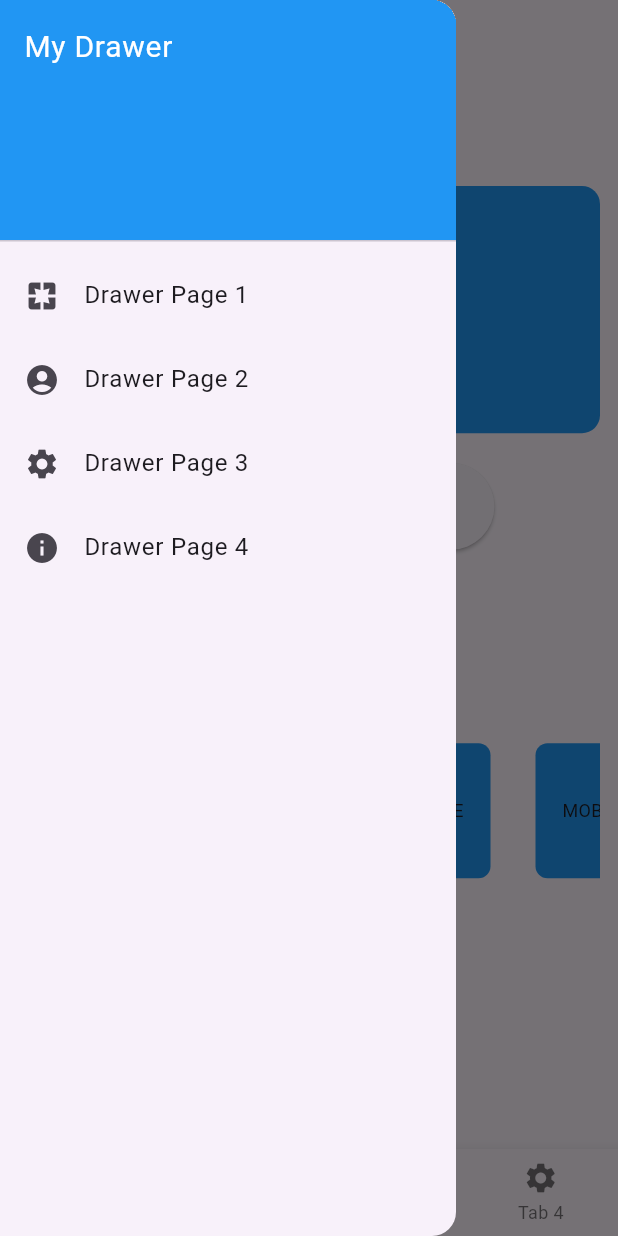
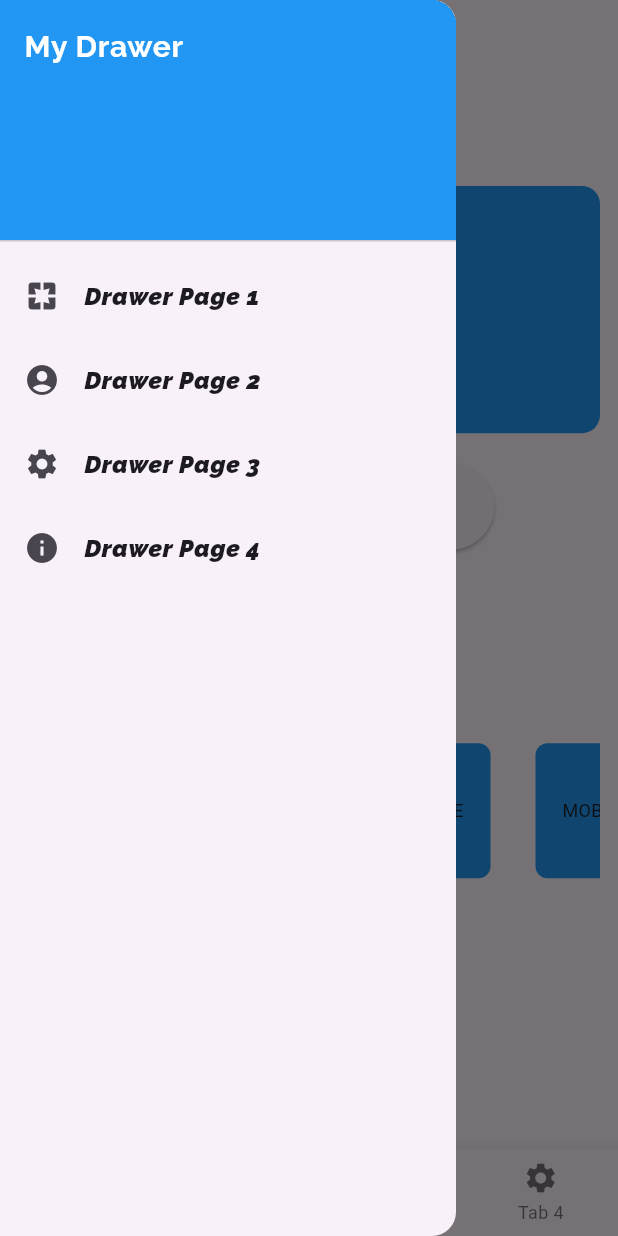
Before and after one commit to Dikshit94189/flutterui, a Flutter app: the screen it shows after launch, with the side drawer open, on a phone screen of 412 x 824 dp. Run offline on Flutter 3.47's test engine with Material 3 defaults, Android fonts, the phone set to English and light mode, and no system bars.

```diff
--- a/lib/home_main.dart
+++ b/lib/home_main.dart
@@ -10,7 +10,7 @@ import 'package:flutter_ui/screens/drawer/drawer_three.dart';
 import 'package:flutter_ui/screens/drawer/drawer_two.dart';
 
 class HomePage extends StatefulWidget {
-  const HomePage({super.key});
+   HomePage({super.key});
 
   @override
   State<HomePage> createState() => _HomePageState();
@@ -20,10 +20,10 @@ class _HomePageState extends State<HomePage> {
   int _currentIndex = 0;
 
   final List<Widget> _bottomTabs = [
-    const BottomTab1(),
-    const BottomTab2(),
-    const BottomTab3(),
-    const BottomTab4(),
+     BottomTab1(),
+     BottomTab2(),
+     BottomTab3(),
+     BottomTab4(),
   ];
 
   void _onBottomNavTapped(int index) {
@@ -43,14 +43,19 @@ class _HomePageState extends State<HomePage> {
   Widget build(BuildContext context) {
     return Scaffold(
       appBar: AppBar(
-        title: const Text("Home Page"),
+        title:  Text("App Base" ,
+          style: TextStyle(
+            fontFamily: "Raleway",
+            fontWeight: FontWeight.w400
+          ),
+        ),
       ),
       body: _bottomTabs[_currentIndex],
       bottomNavigationBar: BottomNavigationBar(
         currentIndex: _currentIndex,
         onTap: _onBottomNavTapped,
         type: BottomNavigationBarType.fixed,
-        items: const [
+        items:  [
           BottomNavigationBarItem(
             icon: Icon(Icons.home),
             label: "Tab 1",
@@ -72,29 +77,48 @@ class _HomePageState extends State<HomePage> {
       drawer: Drawer(
         child: ListView(
           children: [
-            const DrawerHeader(
+              DrawerHeader(
               decoration: BoxDecoration(color: Colors.blue),
-              child: Text("My Drawer", style: TextStyle(color: Colors.white, fontSize: 20)),
+              child: Text("My Drawer", style: TextStyle(
+                  fontFamily: "Raleway",
+                  fontWeight: FontWeight.w700,
+                  color: Colors.white, fontSize: 20)),
             ),
             ListTile(
-              leading: const Icon(Icons.pages),
-              title: const Text("Drawer Page 1"),
-              onTap: () => _navigateToDrawerPage(const DrawerPage1()),
+              leading:   Icon(Icons.pages),
+              title:   Text("Drawer Page 1" , style: TextStyle(
+                fontFamily: "Raleway",
+                fontStyle: FontStyle.italic,
+                fontWeight: FontWeight.w900
+              ),),
+              onTap: () => _navigateToDrawerPage( DrawerPage1()),
             ),
             ListTile(
-              leading: const Icon(Icons.account_circle),
-              title: const Text("Drawer Page 2"),
-              onTap: () => _navigateToDrawerPage(const DrawerPage2()),
+              leading:  Icon(Icons.account_circle),
+              title:  Text("Drawer Page 2" , style:TextStyle(
+                  fontFamily: "Raleway",
+                  fontStyle: FontStyle.italic,
+                  fontWeight: FontWeight.w900
+              ),),
+              onTap: () => _navigateToDrawerPage( DrawerPage2()),
             ),
             ListTile(
-              leading: const Icon(Icons.settings),
-              title: const Text("Drawer Page 3"),
-              onTap: () => _navigateToDrawerPage(const DrawerPage3()),
+              leading:  Icon(Icons.settings),
+              title:  Text("Drawer Page 3" ,style: TextStyle(
+                  fontFamily: "Raleway",
+                  fontStyle: FontStyle.italic,
+                  fontWeight: FontWeight.w900
+              )),
+              onTap: () => _navigateToDrawerPage( DrawerPage3()),
             ),
             ListTile(
-              leading: const Icon(Icons.info),
-              title: const Text("Drawer Page 4"),
-              onTap: () => _navigateToDrawerPage(const DrawerPage4()),
+              leading:  Icon(Icons.info),
+              title:  Text("Drawer Page 4" , style: TextStyle(
+                  fontFamily: "Raleway",
+                  fontStyle: FontStyle.italic,
+                  fontWeight: FontWeight.w900
+              )),
+              onTap: () => _navigateToDrawerPage( DrawerPage4()),
             ),
           ],
         ),
--- a/lib/main.dart
+++ b/lib/main.dart
@@ -16,6 +16,7 @@ class MyApp extends StatelessWidget {
     return MaterialApp(
       title: 'Flutter Demo',
       theme: ThemeData(
+        // fontFamily: 'Raleway',
         // This is the theme of your application.
         //
         // TRY THIS: Try running your application with "flutter run". You'll see
--- a/lib/screens/bottom_tabs/tab_one.dart
+++ b/lib/screens/bottom_tabs/tab_one.dart
@@ -10,7 +10,7 @@ class BottomTab1 extends StatelessWidget {
     return Scaffold(
       appBar: AppBar(
         title: Text(
-          "Responsive UI",
+          "HOME",
           style: TextStyle(
             fontSize: context.responsive.fontSize(16, tablet: 18, desktop: 20),
           ),
```
Also changed, not shown: pubspec.yaml (+9 -6 lines), assets/fonts/Raleway-Italic-VariableFont_wght.ttf (added), assets/fonts/Raleway-VariableFont_wght.ttf (added).
